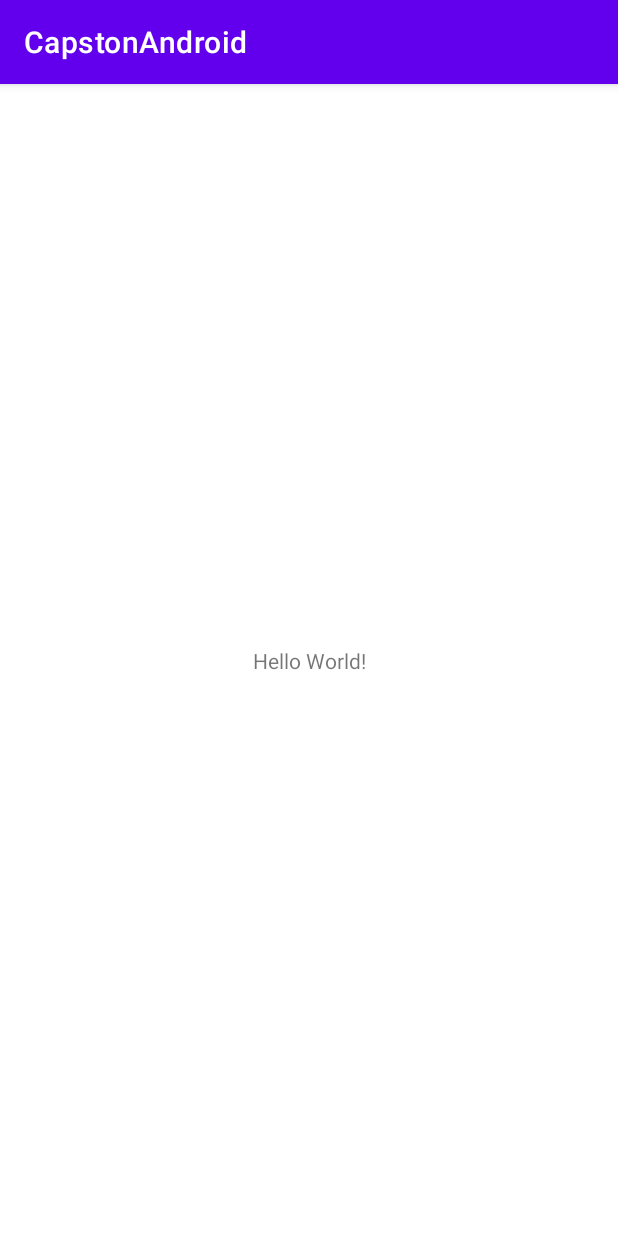
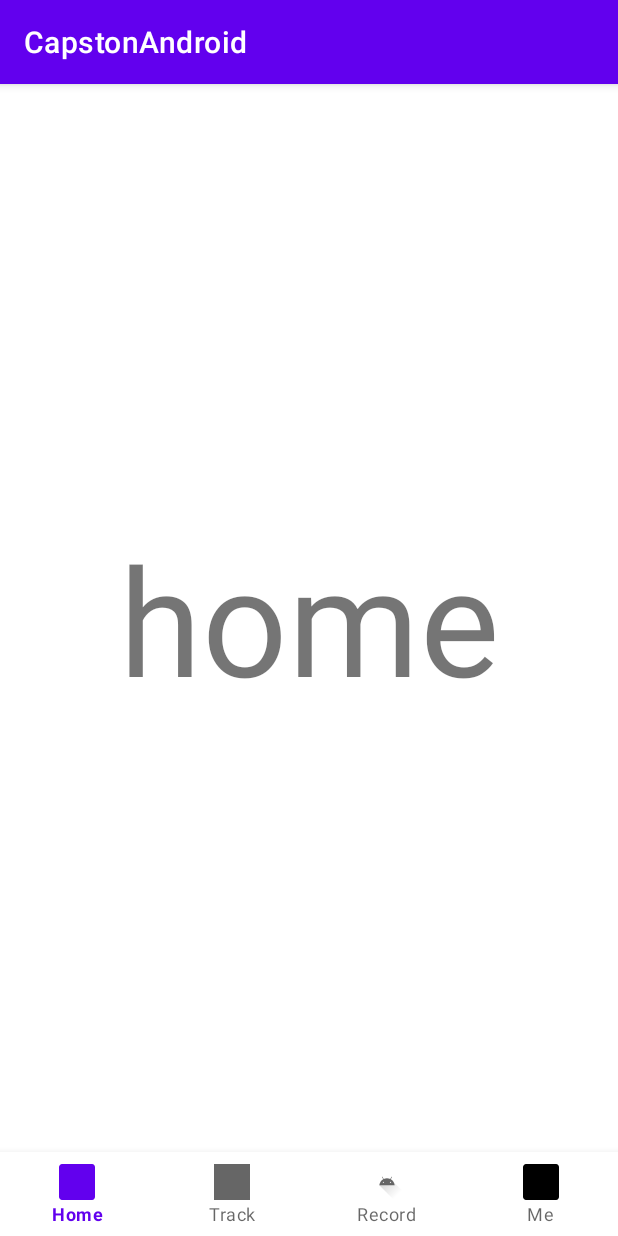
Before and after one commit to jja33705/capston_android, an Android app: the screen it shows after launch (MainActivity), on a phone screen of 412 x 824 dp. Run offline under Robolectric (Android 15) with nearby library versions, the phone set to English and light mode, and no system bars; our stand-ins replace navigation-ui.

Commit message:
layout_version_1

```diff
--- /dev/null
+++ b/app/src/main/java/com/example/capstonandroid/HomeFragment.kt
@@ -0,0 +1,59 @@
+package com.example.capstonandroid
+
+import android.os.Bundle
+import androidx.fragment.app.Fragment
+import android.view.LayoutInflater
+import android.view.View
+import android.view.ViewGroup
+
+// TODO: Rename parameter arguments, choose names that match
+// the fragment initialization parameters, e.g. ARG_ITEM_NUMBER
+private const val ARG_PARAM1 = "param1"
+private const val ARG_PARAM2 = "param2"
+
+/**
+ * A simple [Fragment] subclass.
+ * Use the [HomeFragment.newInstance] factory method to
+ * create an instance of this fragment.
+ */
+class HomeFragment : Fragment() {
+    // TODO: Rename and change types of parameters
+    private var param1: String? = null
+    private var param2: String? = null
+
+    override fun onCreate(savedInstanceState: Bundle?) {
+        super.onCreate(savedInstanceState)
+        arguments?.let {
+            param1 = it.getString(ARG_PARAM1)
+            param2 = it.getString(ARG_PARAM2)
+        }
+    }
+
+    override fun onCreateView(
+        inflater: LayoutInflater, container: ViewGroup?,
+        savedInstanceState: Bundle?
+    ): View? {
+        // Inflate the layout for this fragment
+        return inflater.inflate(R.layout.fragment_home, container, false)
+    }
+
+    companion object {
+        /**
+         * Use this factory method to create a new instance of
+         * this fragment using the provided parameters.
+         *
+         * @param param1 Parameter 1.
+         * @param param2 Parameter 2.
+         * @return A new instance of fragment HomeFragment.
+         */
+        // TODO: Rename and change types and number of parameters
+        @JvmStatic
+        fun newInstance(param1: String, param2: String) =
+            HomeFragment().apply {
+                arguments = Bundle().apply {
+                    putString(ARG_PARAM1, param1)
+                    putString(ARG_PARAM2, param2)
+                }
+            }
+    }
+}
--- a/app/src/main/java/com/example/capstonandroid/MainActivity.kt
+++ b/app/src/main/java/com/example/capstonandroid/MainActivity.kt
@@ -1,11 +1,54 @@
 package com.example.capstonandroid
 
+import android.content.Intent
 import androidx.appcompat.app.AppCompatActivity
 import android.os.Bundle
+import android.view.MenuItem
+import android.view.View
+import androidx.navigation.fragment.NavHostFragment
+import androidx.navigation.ui.setupWithNavController
+import com.example.capstonandroid.databinding.ActivityMainBinding
 
 class MainActivity : AppCompatActivity() {
+    private var _binding: ActivityMainBinding? = null
+    private val binding: ActivityMainBinding get() = _binding!!
+
     override fun onCreate(savedInstanceState: Bundle?) {
         super.onCreate(savedInstanceState)
         setContentView(R.layout.activity_main)
+
+        _binding = ActivityMainBinding.inflate(layoutInflater)
+        setContentView(binding.root)
+
+        // 바텀 네비게이션에서 선택한 메뉴 아이디에 따라 표시할 화면 분기처리
+        binding.bottomNav.setOnItemSelectedListener {
+            println(it.itemId)
+            when (it.itemId) {
+                R.id.homeFragment -> {
+                    supportFragmentManager.beginTransaction().replace(R.id.fragment_container, HomeFragment()).commit()
+                }
+                R.id.trackFragment -> {
+                    supportFragmentManager.beginTransaction().replace(R.id.fragment_container, TrackFragment()).commit()
+                }
+                R.id.recordActivity -> {
+                    val intent: Intent = Intent(this, RecordActivity::class.java)
+                    startActivity(intent)
+                    return@setOnItemSelectedListener false
+                }
+                R.id.meFragment -> {
+                    supportFragmentManager.beginTransaction().replace(R.id.fragment_container, MeFragment()).commit()
+                }
+            }
+            true
+        }
+
+        // 처음 들어왔을때는 homefragment
+        binding.bottomNav.selectedItemId = R.id.homeFragment
+    }
+//    }
+
+    override fun onDestroy() {
+        _binding = null
+        super.onDestroy()
     }
 }
--- a/app/src/main/res/layout/activity_main.xml
+++ b/app/src/main/res/layout/activity_main.xml
@@ -6,13 +6,37 @@
     android:layout_height="match_parent"
     tools:context=".MainActivity">
 
-    <TextView
-        android:layout_width="wrap_content"
+<!--    <androidx.fragment.app.FragmentContainerView-->
+<!--        android:id="@+id/nav_host_fragment"-->
+<!--        android:name="androidx.navigation.fragment.NavHostFragment"-->
+<!--        android:layout_width="0dp"-->
+<!--        android:layout_height="0dp"-->
+<!--        app:layout_constraintLeft_toLeftOf="parent"-->
+<!--        app:layout_constraintRight_toRightOf="parent"-->
+<!--        app:layout_constraintTop_toTopOf="parent"-->
+<!--        app:layout_constraintBottom_toBottomOf="parent"-->
+<!--        app:defaultNavHost="true"-->
+<!--        app:navGraph="@navigation/nav_graph" />-->
+
+    <FrameLayout
+        android:id="@+id/fragment_container"
+        android:layout_width="match_parent"
+        android:layout_height="0dp"
+        app:layout_constraintTop_toTopOf="parent"
+        app:layout_constraintBottom_toTopOf="@id/bottom_nav"
+        >
+    </FrameLayout>
+
+
+    <com.google.android.material.bottomnavigation.BottomNavigationView
+        android:id="@+id/bottom_nav"
+        app:menu="@menu/menu_bottom_nav"
+        app:layout_constraintBottom_toBottomOf="parent"
+        app:layout_constraintEnd_toEndOf="parent"
+        app:layout_constraintStart_toStartOf="parent"
+        android:layout_width="0dp"
         android:layout_height="wrap_content"
-        android:text="Hello World!"
-        app:layout_constraintBottom_toBottomOf="parent"
-        app:layout_constraintLeft_toLeftOf="parent"
-        app:layout_constraintRight_toRightOf="parent"
-        app:layout_constraintTop_toTopOf="parent" />
+        app:labelVisibilityMode="labeled" >
+    </com.google.android.material.bottomnavigation.BottomNavigationView>
 
 </androidx.constraintlayout.widget.ConstraintLayout>
--- /dev/null
+++ b/app/src/main/res/layout/fragment_home.xml
@@ -0,0 +1,20 @@
+<?xml version="1.0" encoding="utf-8"?>
+<androidx.constraintlayout.widget.ConstraintLayout xmlns:android="http://schemas.android.com/apk/res/android"
+    xmlns:app="http://schemas.android.com/apk/res-auto"
+    xmlns:tools="http://schemas.android.com/tools"
+    android:layout_width="match_parent"
+    android:layout_height="match_parent"
+    tools:context=".HomeFragment">
+
+    <!-- TODO: Update blank fragment layout -->
+    <TextView
+        android:layout_width="wrap_content"
+        android:layout_height="wrap_content"
+        android:text="home"
+        android:textSize="100sp"
+        app:layout_constraintBottom_toBottomOf="parent"
+        app:layout_constraintEnd_toEndOf="parent"
+        app:layout_constraintStart_toStartOf="parent"
+        app:layout_constraintTop_toTopOf="parent" />
+
+</androidx.constraintlayout.widget.ConstraintLayout>
--- /dev/null
+++ b/app/src/main/res/menu/menu_bottom_nav.xml
@@ -0,0 +1,24 @@
+<?xml version="1.0" encoding="utf-8"?>
+<menu xmlns:android="http://schemas.android.com/apk/res/android">
+    <item
+        android:id="@+id/homeFragment"
+        android:icon="@mipmap/ic_launcher"
+        android:enabled="true"
+        android:title="Home" />
+    <item
+        android:id="@+id/trackFragment"
+        android:icon="@drawable/ic_launcher_background"
+        android:enabled="true"
+        android:title="Track" />
+    <item
+        android:id="@+id/recordActivity"
+        android:icon="@drawable/ic_launcher_foreground"
+        android:enabled="true"
+        android:checkable="false"
+        android:title="Record" />
+    <item
+        android:id="@+id/meFragment"
+        android:icon="@mipmap/ic_launcher_round"
+        android:enabled="true"
+        android:title="Me" />
+</menu>
--- /dev/null
+++ b/app/src/main/res/navigation/nav_graph.xml
@@ -0,0 +1,33 @@
+<?xml version="1.0" encoding="utf-8"?>
+<navigation xmlns:android="http://schemas.android.com/apk/res/android"
+    xmlns:app="http://schemas.android.com/apk/res-auto"
+    xmlns:tools="http://schemas.android.com/tools"
+    android:id="@+id/nav_graph"
+    app:startDestination="@id/homeFragment">
+
+    <fragment
+        android:id="@+id/homeFragment"
+        android:name="com.example.capstonandroid.HomeFragment"
+        android:label="fragment_home"
+        tools:layout="@layout/fragment_home" />
+    <fragment
+        android:id="@+id/trackFragment"
+        android:name="com.example.capstonandroid.TrackFragment"
+        android:label="fragment_track"
+        tools:layout="@layout/fragment_track" />
+    <fragment
+        android:id="@+id/meFragment"
+        android:name="com.example.capstonandroid.MeFragment"
+        android:label="fragment_me"
+        tools:layout="@layout/fragment_me" />
+    <fragment
+        android:id="@+id/recordFragment"
+        android:name="com.example.capstonandroid.RecordFragment"
+        android:label="fragment_record"
+        tools:layout="@layout/fragment_record" />
+    <activity
+        android:id="@+id/recordActivity"
+        android:name="com.example.capstonandroid.RecordActivity"
+        android:label="activity_record"
+        tools:layout="@layout/activity_record" />
+</navigation>
--- a/app/src/main/res/values/strings.xml
+++ b/app/src/main/res/values/strings.xml
@@ -1,3 +1,5 @@
 <resources>
     <string name="app_name">CapstonAndroid</string>
+    <!-- TODO: Remove or change this placeholder text -->
+    <string name="hello_blank_fragment">Hello blank fragment</string>
 </resources>
--- a/build.gradle
+++ b/build.gradle
@@ -5,8 +5,9 @@ buildscript {
         mavenCentral()
     }
     dependencies {
-        classpath "com.android.tools.build:gradle:7.0.4"
+        classpath 'com.android.tools.build:gradle:7.1.1'
         classpath "org.jetbrains.kotlin:kotlin-gradle-plugin:1.6.10"
+        classpath "com.google.android.libraries.mapsplatform.secrets-gradle-plugin:secrets-gradle-plugin:2.0.0"
 
         // NOTE: Do not place your application dependencies here; they belong
         // in the individual module build.gradle files
```
Also changed, not shown: app/build.gradle (+11 -0 lines), app/src/main/AndroidManifest.xml (+10 -0 lines), app/src/main/java/com/example/capstonandroid/MeFragment.kt (added, +59 -0 lines), app/src/main/java/com/example/capstonandroid/RecordActivity.kt (added, +25 -0 lines), app/src/main/java/com/example/capstonandroid/RecordFragment.kt (added, +83 -0 lines), app/src/main/java/com/example/capstonandroid/TrackFragment.kt (added, +59 -0 lines), app/src/main/res/layout/activity_record.xml (added, +16 -0 lines), app/src/main/res/layout/fragment_me.xml (added, +20 -0 lines), app/src/main/res/layout/fragment_record.xml (added, +8 -0 lines), app/src/main/res/layout/fragment_track.xml (added, +20 -0 lines), gradle/wrapper/gradle-wrapper.properties.
